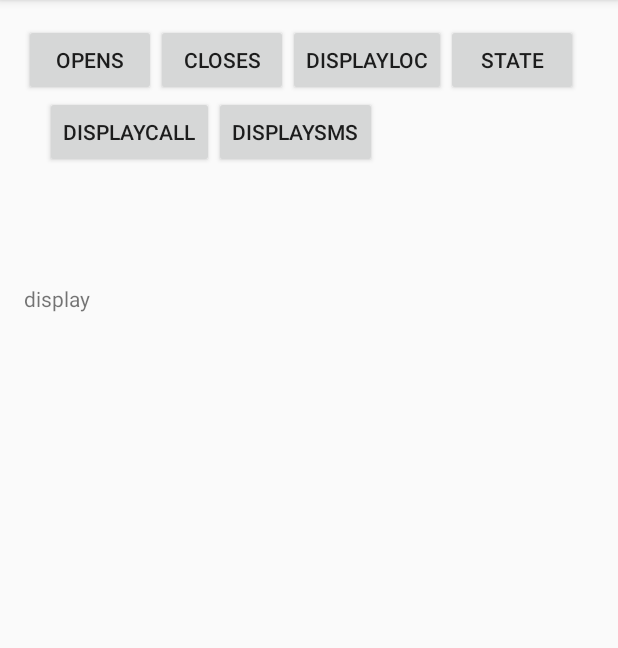
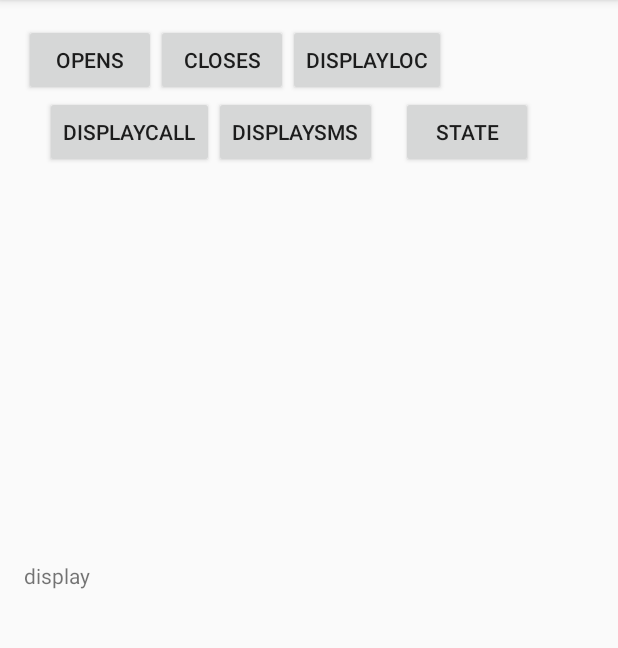
Before and after one commit to ibrhmerdogan/RecordPhoneSmsCallLocationState, an Android app: the screen it shows after launch (MainActivity), after a tap on "CLOSES", on a phone screen of 412 x 824 dp, the part 84-732 px from its top. Run offline under Robolectric (Android 15) with nearby library versions, the phone set to English and light mode, and no system bars.

```diff
--- a/app/src/main/java/com/example/ibrhm/sayac/Main/MainActivity.java
+++ b/app/src/main/java/com/example/ibrhm/sayac/Main/MainActivity.java
@@ -23,7 +23,10 @@ import com.example.ibrhm.sayac.Data.LocationDB;
 import com.example.ibrhm.sayac.Data.PhoneStateDB;
 import com.example.ibrhm.sayac.Data.SmsStateDB;
 import com.example.ibrhm.sayac.R;
+import com.example.ibrhm.sayac.services.CallStateService;
 import com.example.ibrhm.sayac.services.LocationServices;
+import com.example.ibrhm.sayac.services.PhoneStateService;
+import com.example.ibrhm.sayac.services.SmsStateservice;
 
 import java.util.ArrayList;
 import java.util.List;
@@ -85,8 +88,11 @@ public class MainActivity extends AppCompatActivity {
         public void onClick(View v) {
             try {
                 MainActivity.this.startService(new Intent(MainActivity.this.getApplicationContext(), LocationServices.class));
+                MainActivity.this.startService(new Intent(MainActivity.this.getApplicationContext(), SmsStateservice.class));
+                MainActivity.this.startService(new Intent(MainActivity.this.getApplicationContext(), CallStateService.class));
+                MainActivity.this.startService(new Intent(MainActivity.this.getApplicationContext(), PhoneStateService.class));
             } catch (Exception e) {
-                Toast.makeText(context, "" + e, Toast.LENGTH_LONG).show();
+                Toast.makeText(context, " start servece ERROR:" + e, Toast.LENGTH_LONG).show();
             }
         }
     }
@@ -96,6 +102,9 @@ public class MainActivity extends AppCompatActivity {
 
         public void onClick(View v) {
             MainActivity.this.stopService(new Intent(MainActivity.this.getApplicationContext(), LocationServices.class));
+            MainActivity.this.stopService(new Intent(MainActivity.this.getApplicationContext(), SmsStateservice.class));
+            MainActivity.this.stopService(new Intent(MainActivity.this.getApplicationContext(), CallStateService.class));
+            MainActivity.this.stopService(new Intent(MainActivity.this.getApplicationContext(), PhoneStateService.class));
 
         }
     }
--- a/app/src/main/java/com/example/ibrhm/sayac/services/BootCompleted.java
+++ b/app/src/main/java/com/example/ibrhm/sayac/services/BootCompleted.java
@@ -14,5 +14,11 @@ public class BootCompleted extends BroadcastReceiver {
         //here we start the service
         Intent serviceIntent = new Intent(context, LocationServices.class);
         context.startService(serviceIntent);
+        Intent serviceIntent1 = new Intent(context, SmsStateservice.class);
+        context.startService(serviceIntent1);
+        Intent serviceIntent2 = new Intent(context, PhoneStateService.class);
+        context.startService(serviceIntent2);
+        Intent serviceIntent3 = new Intent(context, CallStateService.class);
+        context.startService(serviceIntent3);
     }
 }
--- a/app/src/main/java/com/example/ibrhm/sayac/services/CallStateService.java
+++ b/app/src/main/java/com/example/ibrhm/sayac/services/CallStateService.java
@@ -138,7 +138,7 @@ public class CallStateService extends Service {
 
                     if (cursor2.getCount() == 0) {
 
-                        Toast.makeText(context, "not same call id", Toast.LENGTH_LONG).show();
+                        // Toast.makeText(context, "not same call id", Toast.LENGTH_LONG).show();
                         try {
 
                             operations.recordAdd(callObj.get_id(), callObj.getpNumber(), callObj.getCallDate(), callObj.getCallDuration(), callObj.getCallType(), database);
@@ -150,7 +150,7 @@ public class CallStateService extends Service {
 
                     } else {
                         cursor2 = null;
-                        Toast.makeText(context, "same call id", Toast.LENGTH_LONG).show();
+                        // Toast.makeText(context, "same call id", Toast.LENGTH_LONG).show();
 
                     }
                 } catch (Exception e) {
--- a/app/src/main/java/com/example/ibrhm/sayac/services/PhoneStateService.java
+++ b/app/src/main/java/com/example/ibrhm/sayac/services/PhoneStateService.java
@@ -8,7 +8,6 @@ import android.os.IBinder;
 import android.telephony.PhoneStateListener;
 import android.telephony.TelephonyManager;
 import android.util.Log;
-import android.widget.Toast;
 
 import com.example.ibrhm.sayac.Data.DbOperations.PhoneStateDBOperation;
 import com.example.ibrhm.sayac.Data.PhoneStateDB;
@@ -93,7 +92,7 @@ public class PhoneStateService extends Service
             }
             operation.recordState(stateString, phoneStateDB);
             phoneStateDBOperation.deleteRecord(phoneStateDB);
-        Toast.makeText(context, "onCallStateChanged" + String.format("\n :%s", stateString), Toast.LENGTH_SHORT).show();
+            // Toast.makeText(context, "onCallStateChanged" + String.format("\n :%s", stateString), Toast.LENGTH_SHORT).show();
        intentt = new Intent("PhoneStates");
         intentt.putExtra("onCallStateChanged", stateString);
         sendBroadcast(intentt);
--- a/app/src/main/java/com/example/ibrhm/sayac/services/SmsStateservice.java
+++ b/app/src/main/java/com/example/ibrhm/sayac/services/SmsStateservice.java
@@ -152,7 +152,7 @@ public class SmsStateservice extends Service {
 
                         if (cursor2.getCount() == 0) {
 
-                            Toast.makeText(context, "not same sms ID", Toast.LENGTH_LONG).show();
+                            //  Toast.makeText(context, "not same sms ID", Toast.LENGTH_LONG).show();
                             try {
                                 operations.recordAdd(objSms.getId(), objSms.getAddress(), objSms.getMsg(), objSms.getReadState(), String.valueOf(objSms.getTime()), objSms.getFolderName(), smsDatabase);
                                 operations.deleteRecord(smsDatabase);
@@ -163,7 +163,7 @@ public class SmsStateservice extends Service {
 
                         } else {
                             cursor2 = null;
-                            Toast.makeText(context, "same sms id", Toast.LENGTH_LONG).show();
+                            //Toast.makeText(context, "same sms id", Toast.LENGTH_LONG).show();
                         }
 
                     } catch (Exception e) {
--- a/app/src/main/res/layout/activity_main.xml
+++ b/app/src/main/res/layout/activity_main.xml
@@ -77,13 +77,12 @@
         android:text="display"
         android:layout_width="wrap_content"
         android:layout_height="wrap_content"
-        android:layout_marginTop="77dp"
         android:id="@+id/textView2"
-        android:layout_below="@+id/button4"
+        android:maxLines="15"
+        android:scrollbars="vertical"
+        android:layout_centerVertical="true"
         android:layout_alignParentLeft="true"
         android:layout_alignParentStart="true"
-        android:maxLines="15"
-        android:scrollbars="vertical"
         android:layout_alignParentRight="true"
         android:layout_alignParentEnd="true"></TextView>
 
@@ -92,9 +91,11 @@
         android:layout_width="wrap_content"
         android:layout_height="wrap_content"
         android:id="@+id/button6"
-        android:layout_alignParentTop="true"
-        android:layout_toRightOf="@+id/button5"
-        android:layout_toEndOf="@+id/button5" />
+        android:layout_below="@+id/button5"
+        android:layout_toRightOf="@+id/button3"
+        android:layout_toEndOf="@+id/button3"
+        android:layout_marginLeft="16dp"
+        android:layout_marginStart="16dp" />
 
 
 </RelativeLayout>
```
Also changed, not shown: app/src/main/java/com/example/ibrhm/sayac/services/LocationServices.java (+5 -14 lines).
